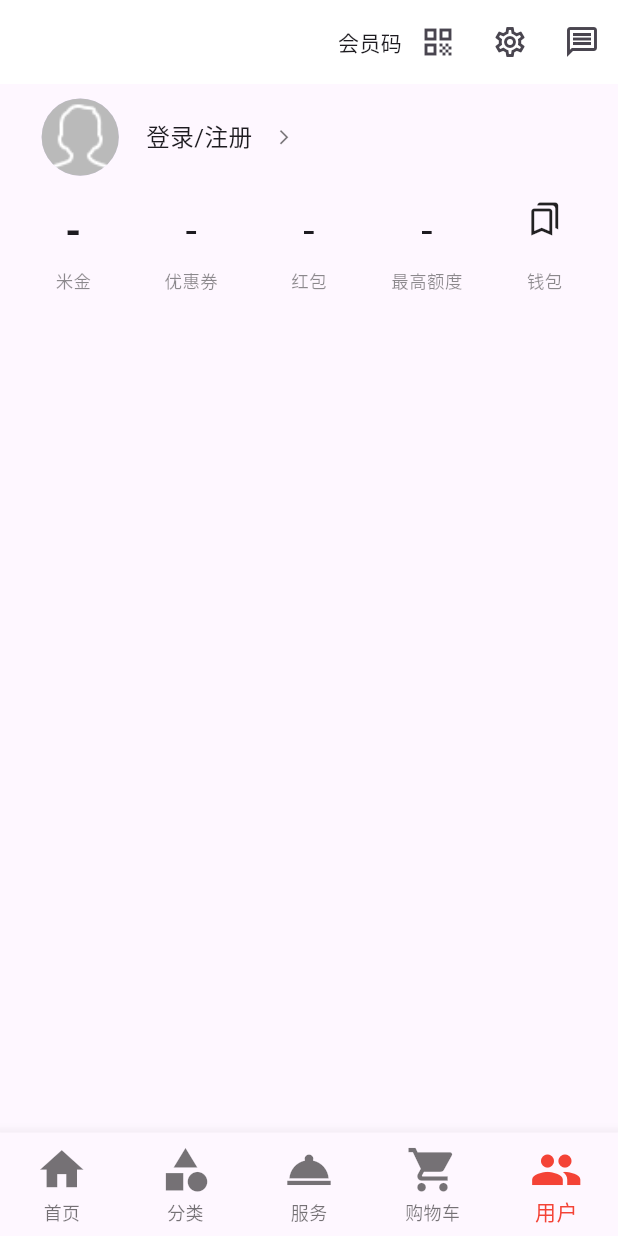
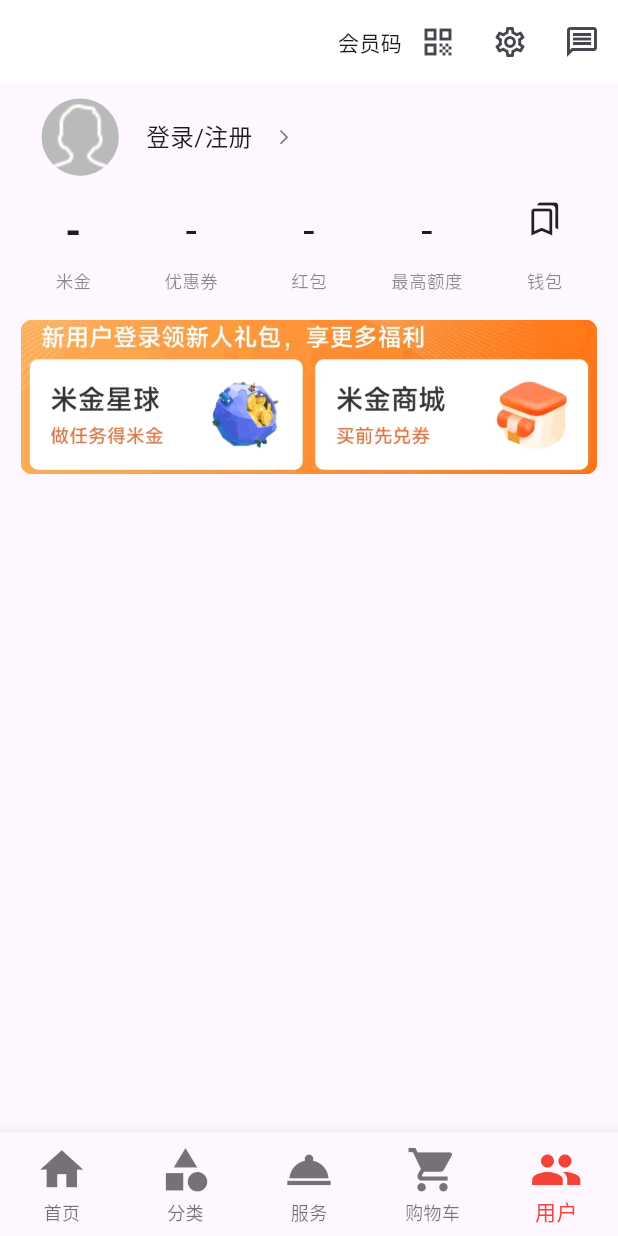
Before and after one commit to nicoleandlilli/xmshop, a Flutter app: the screen it shows after launch, swiped to page 5, on a phone screen of 412 x 824 dp. Run offline on Flutter 3.47's test engine with Material 3 defaults, Android fonts, the phone set to English and light mode, and no system bars; our stand-ins replace dio, flutter_html, flutter_screenutil, flutter_swiper_view, get, shared_preferences; network calls fail.

Commit message:
实现用户界面广告的界面

```diff
--- a/lib/app/modules/user/views/user_view.dart
+++ b/lib/app/modules/user/views/user_view.dart
@@ -60,6 +60,7 @@ class UserView extends GetView{
                 ),
               ),
 
+              //用户资金信息
               Container(
                 height: ScreenAdapter.height(180),
                 margin: EdgeInsets.only(top: ScreenAdapter.height(50)),
@@ -140,6 +141,21 @@ class UserView extends GetView{
                   ],
                 ),
               ),
+
+              //广告
+              Container(
+                alignment: Alignment.center,
+                margin: EdgeInsets.only(top: ScreenAdapter.height(50)),
+                child: Container(
+                  width: ScreenAdapter.width(1008),
+                  height: ScreenAdapter.height(300),
+                  decoration: BoxDecoration(
+                      image: const DecorationImage(
+                          image: AssetImage("assets/images/user_ad1.png"),
+                          fit: BoxFit.cover),
+                      borderRadius: BorderRadius.circular(ScreenAdapter.width(20))),
+                ),
+              ),
             ],
           ),
         )
```
